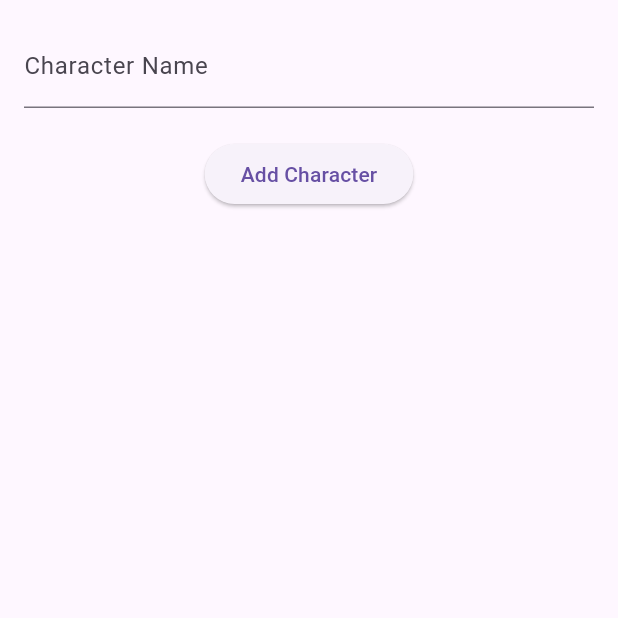
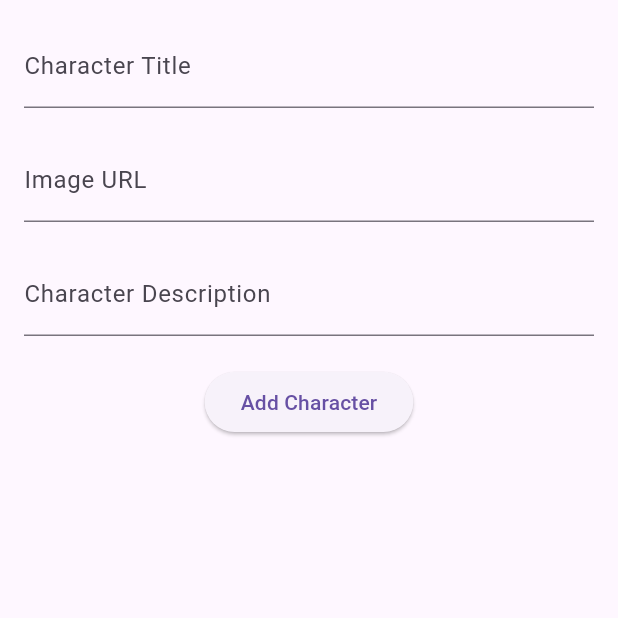
Before and after one commit to arrrtem22/character_viewer, a Flutter app: the AddCharacterForm screen opened directly, on a phone screen of 412 x 824 dp, the top half of it. Run offline on Flutter 3.47's test engine with Material 3 defaults, Android fonts, the phone set to English and light mode, and no system bars; our stand-ins replace cached_network_image, device_info_plus, dio, flutter_bloc, flutter_secure_storage, freezed_annotation and 10 more; missing offline and left inert: adaptive_layout, android_id, worker_manager; accounts and stored records are empty; generated files the repository leaves out were written again; statements that could not run were skipped.

Commit message:
recreated add_character

```diff
--- a/lib/common/network/api/characters_api.dart
+++ b/lib/common/network/api/characters_api.dart
@@ -2,7 +2,6 @@ import 'package:character_viewer/common/common.dart';
 import 'package:dio/dio.dart';
 import 'package:injectable/injectable.dart';
 import 'package:retrofit/retrofit.dart';
-import 'package:character_viewer/common/common.dart';
 
 part 'characters_api.g.dart';
 
@@ -17,36 +16,42 @@ abstract class CharactersApi {
   Future<Characters> getCharacters();
 
   @POST('')
-  Future<Characters> addCharacter();
+  Future<Characters> addCharacter(
+    @Body() Character character,
+  );
 }
 
 class FakeCharactersApi implements CharactersApi {
+  // variable in FakeCharactersApi for ex fakeCharacters and work with it
+  List<Character> fakeCharacters = [];
+
   @override
   Future<Characters> getCharacters() async {
-    // Simulate fetching characters from a fake API
-    final fakeCharacters = [
-      const Character(
+    if (fakeCharacters.isEmpty) {
+      fakeCharacters = const [
+        Character(
           title: 'Fake Character 1',
           imageUrl: 'https://via.placeholder.com/600/92c952',
           description: 'This is a fake character description.',
         ),
-      const Character(
+        Character(
           title: 'Fake Character 2',
           imageUrl: 'https://via.placeholder.com/600/7286a7',
           description: 'Another fake character description.',
         ),
       ];
+    }
 
-    final fakeResponse = Characters(characters: fakeCharacters);
+    await Future.delayed(Duration(seconds: 2));
 
-    await Future.delayed(const Duration(seconds: 2));
-
-    return fakeResponse;
+    print('getCharacters method called');
+    return Characters(characters: fakeCharacters);
   }
 
   @override
-  Future<Characters> addCharacter() async {
-    final fakeResponse = Characters(characters: []);
-    return fakeResponse;
+  Future<Characters> addCharacter(@Body() Character character) async {
+    fakeCharacters.add(character); // adding the new character
+    print('Method addCharacter called $fakeCharacters');
+    return Characters(characters: fakeCharacters);
   }
 }
--- a/lib/common/network/fake_api_manager.dart
+++ b/lib/common/network/fake_api_manager.dart
@@ -13,7 +13,8 @@ enum FakeApi {
 
 class FakeApiManager {
   static final _enabledFakeApi = <FakeApi>{
-    if (kDebugMode) FakeApi.characters,
+    // Place here fake api that should be enabled by default
+    //if (kDebugMode) FakeApi.characters,
   };
 
   static bool isFakeApiEnabled(FakeApi api) => _enabledFakeApi.contains(api);
--- a/lib/common/service/character_service.dart
+++ b/lib/common/service/character_service.dart
@@ -11,5 +11,11 @@ class CharactersService {
 
   Future<Characters> getCharacters() => _charactersApi.getCharacters();
 
-  void addCharacter() => _charactersApi.addCharacter();
+  Future<void> addCharacter(Character character) async {
+    try {
+      await _charactersApi.addCharacter(character);
+    } catch (e) {
+      throw Exception('Error during adding the character: $e');
+    }
+  }
 }
--- a/lib/feature/add_character/add_character_page.dart
+++ b/lib/feature/add_character/add_character_page.dart
@@ -1,5 +1,9 @@
+import 'package:character_viewer/common/network/api/characters_api.dart';
+import 'package:character_viewer/common/network/dto/character.dart';
+import 'package:character_viewer/common/service/character_service.dart';
 import 'package:character_viewer/feature/add_character/cubit/add_character_cubit.dart';
 import 'package:character_viewer/feature/add_character/cubit/add_character_state.dart';
+import 'package:dio/dio.dart';
 import 'package:flutter/material.dart';
 import 'package:flutter_bloc/flutter_bloc.dart';
 
@@ -13,7 +17,11 @@ class AddCharacterPage extends StatelessWidget {
         title: const Text('Add Character'),
       ),
       body: BlocProvider(
-        create: (context) => CharacterCubit(),
+        create: (context) => CharacterCubit(
+          charactersService: CharactersService(
+            charactersApi: CharactersApi(Dio()),
+          ),
+        ),
         child: AddCharacterForm(),
       ),
     );
@@ -21,14 +29,25 @@ class AddCharacterPage extends StatelessWidget {
 }
 
 class AddCharacterForm extends StatelessWidget {
-  final TextEditingController _nameController = TextEditingController();
+  final TextEditingController titleController = TextEditingController();
+  final TextEditingController imageUrlController = TextEditingController();
+  final TextEditingController descriptionController = TextEditingController();
 
   AddCharacterForm({Key? key}) : super(key: key);
 
   @override
   Widget build(BuildContext context) {
     return BlocConsumer<CharacterCubit, CharacterState>(
-      listener: (context, state) {},
+      listener: (context, state) {
+        if (state is CharacterAddedSuccess) {
+          ScaffoldMessenger.of(context).showSnackBar(
+            SnackBar(
+              content: Text('Character added: ${state.character.title}'),
+              backgroundColor: Colors.green,
+            ),
+          );
+        }
+      },
       builder: (context, state) {
         return Scaffold(
           body: _buildUI(context, state),
@@ -41,7 +60,7 @@ class AddCharacterForm extends StatelessWidget {
     if (state is CharacterInitial) {
       return _buildInitialUI(context);
     } else if (state is CharacterAddedSuccess) {
-      return _buildSuccessUI(context);
+      return _buildSuccessUI(context, state.character);
     } else if (state is CharacterAddingError) {
       return _buildErrorUI(context, state.error);
     } else {
@@ -58,19 +77,39 @@ class AddCharacterForm extends StatelessWidget {
         crossAxisAlignment: CrossAxisAlignment.center,
         children: [
           TextField(
-            controller: _nameController,
-            decoration: const InputDecoration(labelText: 'Character Name'),
+            controller: titleController,
+            decoration: const InputDecoration(labelText: 'Character Title'),
+          ),
+          const SizedBox(height: 20),
+          TextField(
+            controller: imageUrlController,
+            decoration: const InputDecoration(labelText: 'Image URL'),
+          ),
+          const SizedBox(height: 20),
+          TextField(
+            controller: descriptionController,
+            decoration:
+                const InputDecoration(labelText: 'Character Description'),
           ),
           const SizedBox(height: 20),
           ElevatedButton(
             onPressed: () {
-              final name = _nameController.text.trim();
-              if (name.isNotEmpty) {
-                context.read<CharacterCubit>().addCharacter(name);
+              final title = titleController.text.trim();
+              final imageUrl = imageUrlController.text.trim();
+              final description = descriptionController.text.trim();
+
+              if (title.isNotEmpty &&
+                  imageUrl.isNotEmpty &&
+                  description.isNotEmpty) {
+                context.read<CharacterCubit>().addCharacter(
+                      title: title,
+                      imageUrl: imageUrl,
+                      description: description,
+                    );
               } else {
                 ScaffoldMessenger.of(context).showSnackBar(
                   const SnackBar(
-                    content: Text('Name could not be empty'),
+                    content: Text('All fields must be filled'),
                     backgroundColor: Colors.red,
                   ),
                 );
@@ -83,21 +122,25 @@ class AddCharacterForm extends StatelessWidget {
     );
   }
 
-  Widget _buildSuccessUI(BuildContext context) {
-    return const Center(
+  Widget _buildSuccessUI(BuildContext context, Character character) {
+    return Center(
       child: Column(
         mainAxisAlignment: MainAxisAlignment.center,
         children: [
-          Icon(
+          const Icon(
             Icons.check_circle,
             color: Colors.green,
             size: 50,
           ),
-          SizedBox(height: 10),
-          Text(
+          const SizedBox(height: 10),
+          const Text(
             'Character added!',
             style: TextStyle(fontSize: 18, color: Colors.green),
           ),
+          // show added items
+          Text('Title: ${character.title}'),
+          Text('Image URL: ${character.imageUrl}'),
+          Text('Description: ${character.description}'),
         ],
       ),
     );
@@ -123,7 +166,7 @@ class AddCharacterForm extends StatelessWidget {
             onPressed: () {
               context
                   .read<CharacterCubit>()
-                  .addCharacter(_nameController.text.trim());
+                  .addCharacter(title: '', imageUrl: '', description: '');
             },
             child: const Text('Repeat'),
           ),
--- a/lib/feature/add_character/cubit/add_character_cubit.dart
+++ b/lib/feature/add_character/cubit/add_character_cubit.dart
@@ -1,15 +1,33 @@
+import 'package:character_viewer/common/network/dto/character.dart';
+import 'package:character_viewer/common/service/character_service.dart';
 import 'package:character_viewer/feature/add_character/cubit/add_character_state.dart';
 import 'package:flutter_bloc/flutter_bloc.dart';
 
 class CharacterCubit extends Cubit<CharacterState> {
-  CharacterCubit() : super(CharacterInitial());
+  final CharactersService _charactersService;
 
-  void addCharacter(String name) {
+  CharacterCubit({
+    required CharactersService charactersService,
+  })  : _charactersService = charactersService,
+        super(CharacterInitial());
+
+  void addCharacter({
+    required String title,
+    required String imageUrl,
+    required String description,
+  }) {
     try {
-      emit(CharacterAddedSuccess());
+      final newCharacter = Character(
+        title: title,
+        imageUrl: imageUrl,
+        description: description,
+      );
+
+      _charactersService.addCharacter(newCharacter);
+      emit(CharacterAddedSuccess(newCharacter));
     } catch (e) {
       emit(CharacterAddingError(
-          'Something happend during loading the character: $e'));
+          'Something happened during loading the character: $e'));
     }
   }
 }
--- a/lib/feature/add_character/cubit/add_character_state.dart
+++ b/lib/feature/add_character/cubit/add_character_state.dart
@@ -1,8 +1,13 @@
+import 'package:character_viewer/common/network/dto/character.dart';
+
 abstract class CharacterState {}
 
 class CharacterInitial extends CharacterState {}
 
-class CharacterAddedSuccess extends CharacterState {}
+class CharacterAddedSuccess extends CharacterState {
+  final Character character;
+  CharacterAddedSuccess(this.character);
+}
 
 class CharacterAddingError extends CharacterState {
   final String error;
```
Lines whose indentation alone changed are shown as unchanged.
